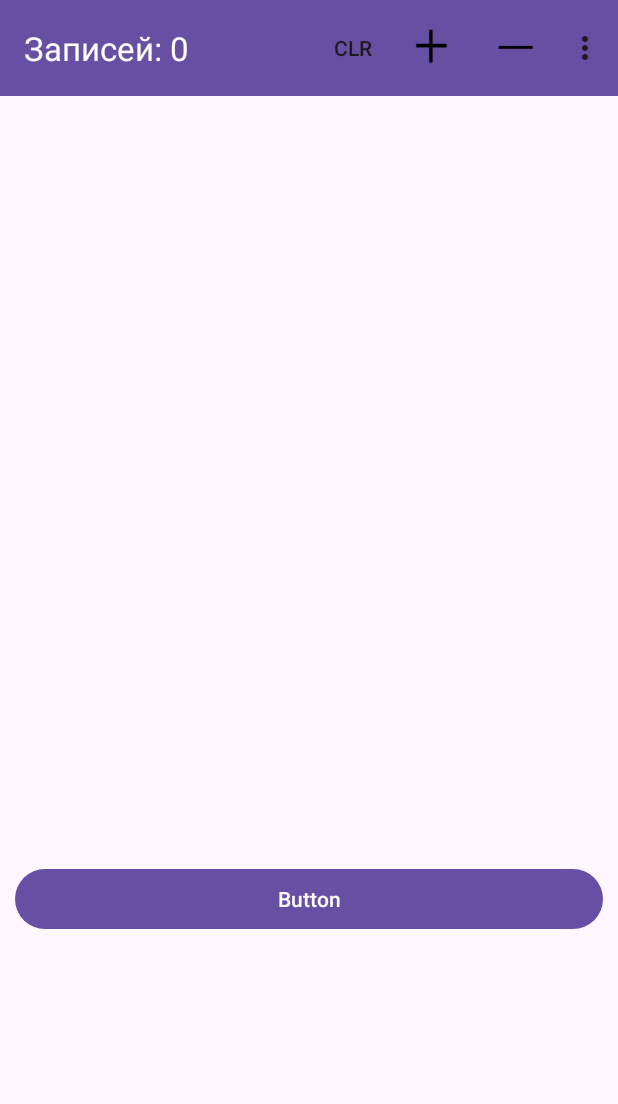
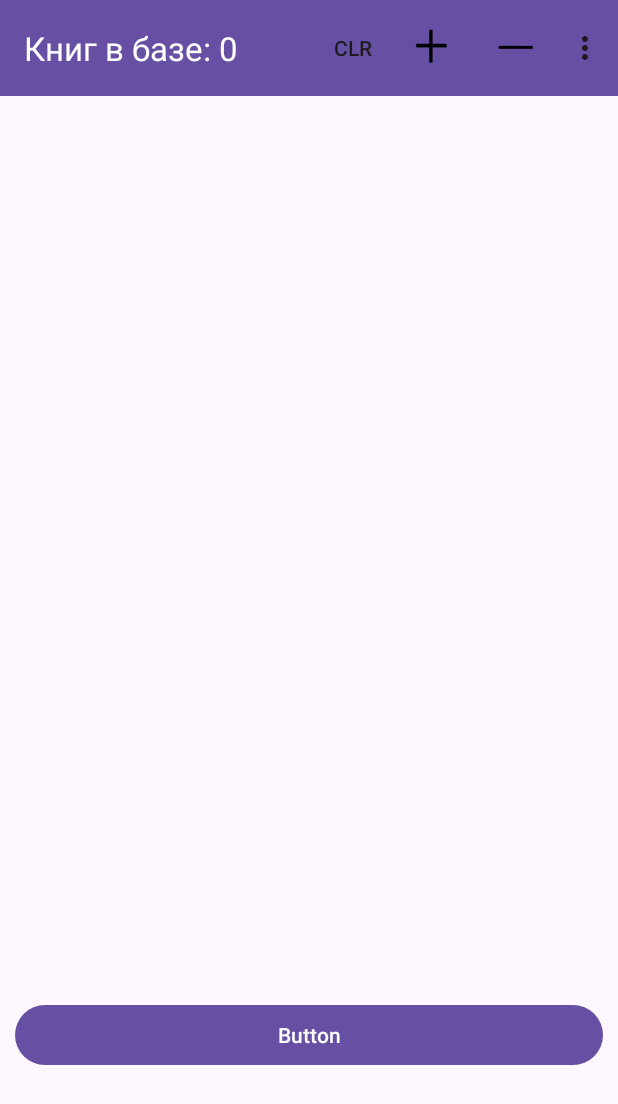
Before and after one commit to sorokin-s/dz25_SQLite, an Android app: the screen it shows after launch (MainActivity), after a tap on "CLR", on a phone screen of 412 x 824 dp. Shown: the top 1104 px of the screen. Run offline under Robolectric (Android 15) with nearby library versions, the phone set to English and light mode, and no system bars; our stand-ins replace Room's generated code; 2 statements that could not run were skipped.

Commit message:
доб комментарий

```diff
--- a/app/src/main/java/com/amicus/dz25_sqlite/MainActivity.java
+++ b/app/src/main/java/com/amicus/dz25_sqlite/MainActivity.java
@@ -3,12 +3,15 @@ package com.amicus.dz25_sqlite;
 import android.annotation.SuppressLint;
 import android.content.DialogInterface;
 import android.content.Intent;
+import android.graphics.Color;
 import android.os.Bundle;
 import android.util.DisplayMetrics;
 import android.view.Menu;
 import android.view.MenuItem;
 import android.view.View;
 import android.view.ViewGroup;
+import android.widget.Button;
+import android.widget.LinearLayout;
 import android.widget.Toast;
 
 import androidx.activity.EdgeToEdge;
@@ -16,6 +19,7 @@ import androidx.annotation.NonNull;
 import androidx.annotation.Nullable;
 import androidx.appcompat.app.AlertDialog;
 import androidx.appcompat.app.AppCompatActivity;
+import androidx.appcompat.app.AppCompatDelegate;
 import androidx.appcompat.widget.Toolbar;
 import androidx.recyclerview.widget.LinearLayoutManager;
 import androidx.recyclerview.widget.RecyclerView;
@@ -37,19 +41,21 @@ public class MainActivity extends AppCompatActivity {
     AppDatabase db;
     BookDao bookDao;
     LinearLayoutManager linearLayoutManager;
-
+    Button button;
 
     @Override
     protected void onCreate(Bundle savedInstanceState) {
         super.onCreate(savedInstanceState);
+        setTheme(AppCompatDelegate.MODE_NIGHT_YES);
         setContentView(R.layout.activity_main);
         toolbar = findViewById(R.id.toolbar);
+        button = findViewById(R.id.button);
         setSupportActionBar(toolbar); // активируем toolbar
         db =AppDatabase.getInstance(this);
         bookDao = db.bookDao();
         itemsBooks = new ArrayList<>();
         recyclerView= findViewById(R.id.books_list);
-
+        LinearLayout layout = findViewById(R.id.main);
         linearLayoutManager =new LinearLayoutManager(this);
         recyclerView.setLayoutManager(linearLayoutManager);
         itemClickListener = new RecyclerAdapter.OnItemClickListener() {
@@ -62,10 +68,10 @@ public class MainActivity extends AppCompatActivity {
         recyclerView.setAdapter(recyclerAdapter);
 
         recyclerView.post(()->{  // установил постоянную высоту recyclerview, т.к. он в android-14 вёл себя странно
-            DisplayMetrics metrics = getResources().getDisplayMetrics();
-            float heightScreen = metrics.heightPixels;
+//            DisplayMetrics metrics = getResources().getDisplayMetrics();
+//            float heightScreen = metrics.heightPixels;
             ViewGroup.LayoutParams p = recyclerView.getLayoutParams();
-            p.height = (int)heightScreen-500;
+            p.height = layout.getHeight()-toolbar.getHeight()-button.getHeight()-100;
             recyclerView.setLayoutParams(p);
         });
         fillItemsBooks();
@@ -90,7 +96,7 @@ public class MainActivity extends AppCompatActivity {
            // bookDao.insert(new Book(R.drawable.book,"book","author"));
             for(Book b:bookDao.getAllBooks())
                 itemsBooks.add(new Item(b.id,b.imageResId,b.name,b.author));
-            toolbar.setTitle("Записей: "+itemsBooks.size());
+            toolbar.setTitle("Книг в базе: "+itemsBooks.size());
 
         });
 
@@ -131,7 +137,7 @@ public class MainActivity extends AppCompatActivity {
                 });
                 itemsBooks.clear();  // удаляем элементы
                 recyclerAdapter.notifyDataSetChanged();
-                toolbar.setTitle("Записей: "+itemsBooks.size());
+                toolbar.setTitle("Книг в базе: "+itemsBooks.size());
 
                 return true;
         }
@@ -167,7 +173,7 @@ public class MainActivity extends AppCompatActivity {
                     bookDao.deleteByNameAndAuthor(b.getName(),b.getAuthor());
                     }
                 });
-                toolbar.setTitle("Записей: "+itemsBooks.size());
+                toolbar.setTitle("Книг в базе: "+itemsBooks.size());
                 recyclerAdapter.notifyDataSetChanged();
                 listView.forEach(v->{v.setBackgroundColor(500003);}); //крайне корявый способ т.к. пока не нашёл как получить по другому доступ к вьюжкам:(
 
@@ -203,7 +209,7 @@ public class MainActivity extends AppCompatActivity {
                   if(itemsBooks.isEmpty())
                     itemsBooks.add(new Item(book.id, book.imageResId, book.name, book.author));
                 }
-                toolbar.setTitle("Записей: "+itemsBooks.size());
+                toolbar.setTitle("Книг в базе: "+itemsBooks.size());
 
             });
 
```
